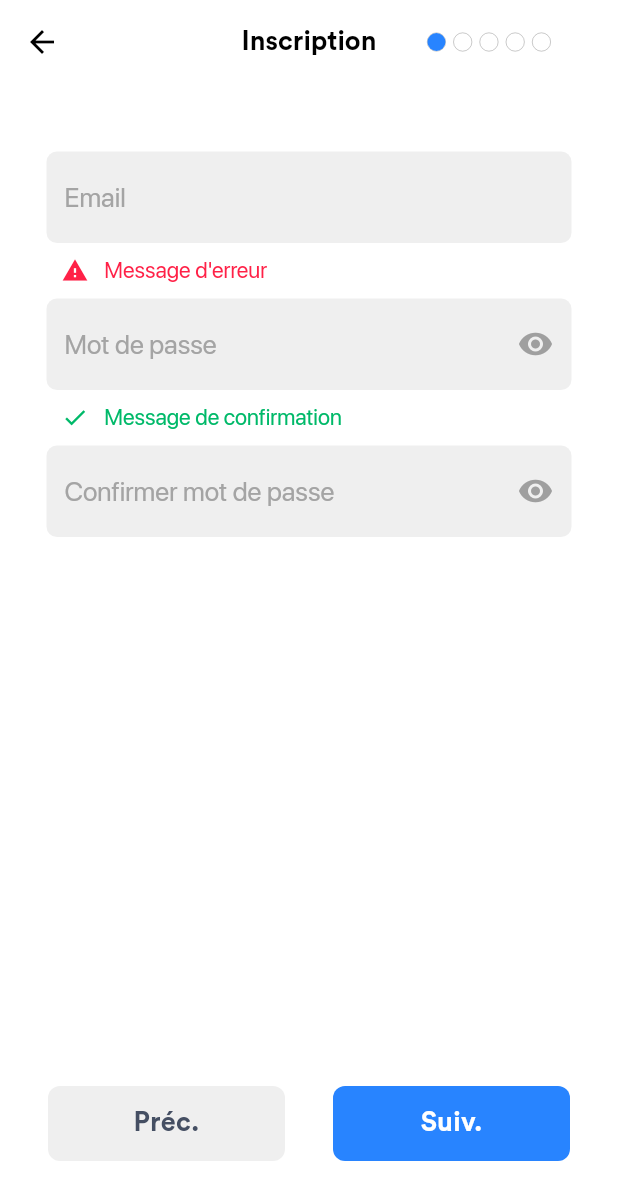
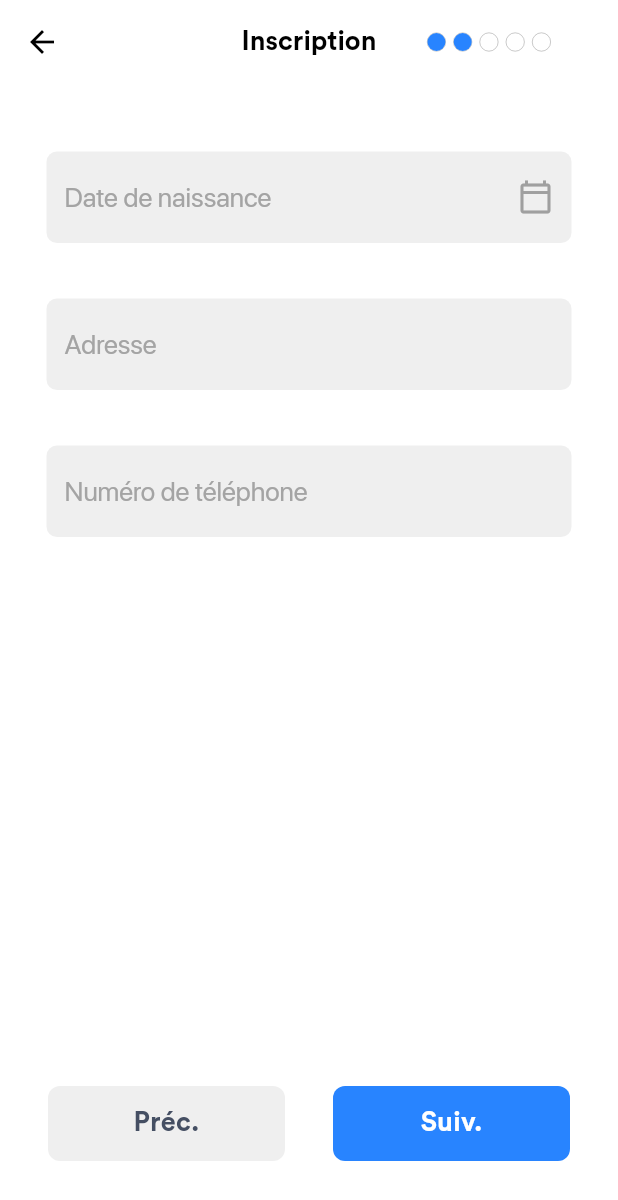
Before and after one commit to elhadjibabacarsene/Projet-Book-Yonn-mobile, a Flutter app: the InscriptionsForm screen opened by its route, after a tap on "Suiv.", on a phone screen of 412 x 824 dp. Shown: the top 1200 px of the screen. Run offline on Flutter 3.47's test engine with Material 2 defaults, Android fonts, the phone set to English and light mode, and no system bars; our stand-ins replace hexcolor.

Commit message:
feat:stepperanimation

```diff
--- a/lib/views/inscriptions/components/app_bar_inscription/app_bar_inscription.dart
+++ b/lib/views/inscriptions/components/app_bar_inscription/app_bar_inscription.dart
@@ -4,8 +4,9 @@ import 'app_bar_inscription_stepper.dart';
 
 class AppBarInscription extends StatefulWidget {
   final bool stepperVisibily;
+  final int numberStep;
 
-  const AppBarInscription({ Key? key, required this.stepperVisibily }) : super(key: key);
+  const AppBarInscription({ Key? key, required this.stepperVisibily, required this.numberStep }) : super(key: key);
 
   @override
   _AppBarInscriptionState createState() => _AppBarInscriptionState();
@@ -43,7 +44,7 @@ class _AppBarInscriptionState extends State<AppBarInscription> {
           child: Align(
             alignment: Alignment.centerRight,
             child: Visibility(
-              child: AppBarInscriptionStepper(),
+              child: AppBarInscriptionStepper(numberStep: widget.numberStep),
               visible: widget.stepperVisibily,
               ),
           ),
--- a/lib/views/inscriptions/components/app_bar_inscription/app_bar_inscription_stepper.dart
+++ b/lib/views/inscriptions/components/app_bar_inscription/app_bar_inscription_stepper.dart
@@ -1,4 +1,3 @@
-import 'package:flutter/gestures.dart';
 import 'package:flutter/material.dart';
 import 'package:hexcolor/hexcolor.dart';
 
@@ -6,7 +5,9 @@ import 'package:hexcolor/hexcolor.dart';
 
 class AppBarInscriptionStepper extends StatefulWidget {
 
-  const AppBarInscriptionStepper({ Key? key }) : super(key: key);
+  final int numberStep;
+
+  const AppBarInscriptionStepper({ Key? key, required this.numberStep }) : super(key: key);
 
   @override
   _AppBarInscriptionStepperState createState() => _AppBarInscriptionStepperState();
@@ -33,7 +34,7 @@ class _AppBarInscriptionStepperState extends State<AppBarInscriptionStepper> {
           borderRadius: BorderRadius.circular(20.0),
         ),
         child: CircleAvatar(
-            backgroundColor: index == 0 ? HexColor('#2884ff') : Colors.transparent,
+            backgroundColor: index <= widget.numberStep ? HexColor('#2884ff') : Colors.transparent,
             radius: 06.0,
        ),
       ),
--- a/lib/views/inscriptions/inscriptions.dart
+++ b/lib/views/inscriptions/inscriptions.dart
@@ -15,7 +15,7 @@ class _InscriptionState extends State<Inscription> {
       backgroundColor: Colors.white,
       appBar: PreferredSize(
         preferredSize: Size.fromHeight(70.0),
-        child: AppBarInscription(stepperVisibily: false),
+        child: AppBarInscription(stepperVisibily: false, numberStep: 0),
         ),
         body: null,
     )
--- a/lib/views/inscriptions/inscriptions_form.dart
+++ b/lib/views/inscriptions/inscriptions_form.dart
@@ -35,7 +35,7 @@ class _InscriptionsFormState extends State<InscriptionsForm> {
       backgroundColor: HexColor('#ffffff'),
       appBar: PreferredSize(
         preferredSize: Size.fromHeight(70.0),
-        child: AppBarInscription(stepperVisibily: true),
+        child: AppBarInscription(stepperVisibily: true, numberStep: inscriptionFormSteps.getNumberStep()),
       ),
       body: SafeArea(
             child: Padding(
@@ -50,13 +50,13 @@ class _InscriptionsFormState extends State<InscriptionsForm> {
             children: [
                 containerButtonSteps(
                   title: 'Préc.',
-                  action: precSteps,
+                  action: precStep,
                   bgColor: HexColor('#efefef'),
                    textColor: HexColor('#454f63'),
                 ),
                 containerButtonSteps(
                   title: 'Suiv.',
-                  action: precSteps,
+                  action: nextStep,
                   bgColor: HexColor('#2884ff'),
                   textColor: HexColor('#ffffff'),
                 ),
@@ -66,7 +66,15 @@ class _InscriptionsFormState extends State<InscriptionsForm> {
     );
   }
 
-  void precSteps(){
+  void precStep(){
+    setState(() {
+      inscriptionFormSteps.switchPrevStep();
+    });
+  }
 
+  void nextStep(){
+    setState(() {
+      inscriptionFormSteps.switchNextStep();
+    });
   }
 }
--- a/lib/views/inscriptions/inscriptions_form_steps.dart
+++ b/lib/views/inscriptions/inscriptions_form_steps.dart
@@ -17,7 +17,7 @@ class InscriptionFormSteps{
                 fontSize: 16,
                 letterSpacing: 0.2,
                 color: HexColor('#454f63'),
-              ),
+            ),
           ),
           SizedBox(
             height: 37,
@@ -69,14 +69,24 @@ class InscriptionFormSteps{
     )
   ];
 
-  void getNextStep(){
+  int getNumberStep(){
+    return _numberStep;
+  }
+
+  void switchNextStep(){
     if(_numberStep < steps.length - 1){
       _numberStep++;
     }
   }
 
+  void switchPrevStep(){
+    if(_numberStep != 0){
+      _numberStep--;
+    }
+  }
+
   Widget getCurrentSteps(){
-    return steps[2];
+    return steps[_numberStep];
   }
 
 }
--- a/lib/views/inscriptions/inscriptions_home.dart
+++ b/lib/views/inscriptions/inscriptions_home.dart
@@ -20,7 +20,7 @@ class _InscriptionState extends State<InscriptionHome> {
         backgroundColor: Colors.white,
         appBar: PreferredSize(
           preferredSize: Size.fromHeight(70.0),
-          child: AppBarInscription(stepperVisibily: false,),
+          child: AppBarInscription(stepperVisibily: false, numberStep: 0),
           ),
           body: SingleChildScrollView(
             child: Padding(
```
